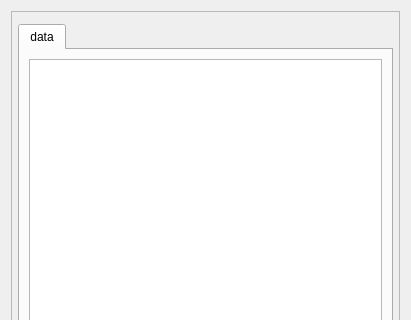
Above: mdaviz/resources/select_fields_table_view.ui from BCDA-APS/mdaviz before the change; both pictures show x 0 to 411 and y 0 to 320 of the 411 by 653 pixel window. Below: the same form after it.
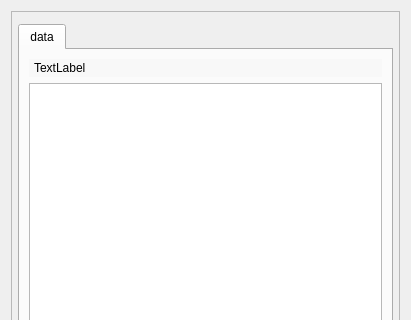
That is the form after the change.

```diff
--- a/mdaviz/resources/select_fields_table_view.ui
+++ b/mdaviz/resources/select_fields_table_view.ui
@@ -54,8 +54,29 @@
            <string>data</string>
           </attribute>
           <layout class="QVBoxLayout" name="verticalLayout_5">
+           <item>
+            <widget class="QLabel" name="filePath_label">
+             <property name="styleSheet">
+              <string notr="true">QLabel {
+    background-color: rgb(248, 248, 248);
+    border: none; /* This removes the border */
+    padding: 2px;
+}</string>
+             </property>
+             <property name="text">
+              <string>TextLabel</string>
+             </property>
+            </widget>
+           </item>
            <item>
             <widget class="QTableView" name="tableView">
+             <property name="styleSheet">
+              <string notr="true">QLabel {
+    background-color: white;
+    border: none; /* This removes the border */
+    padding: 2px;
+}</string>
+             </property>
              <property name="alternatingRowColors">
               <bool>true</bool>
              </property>
```
